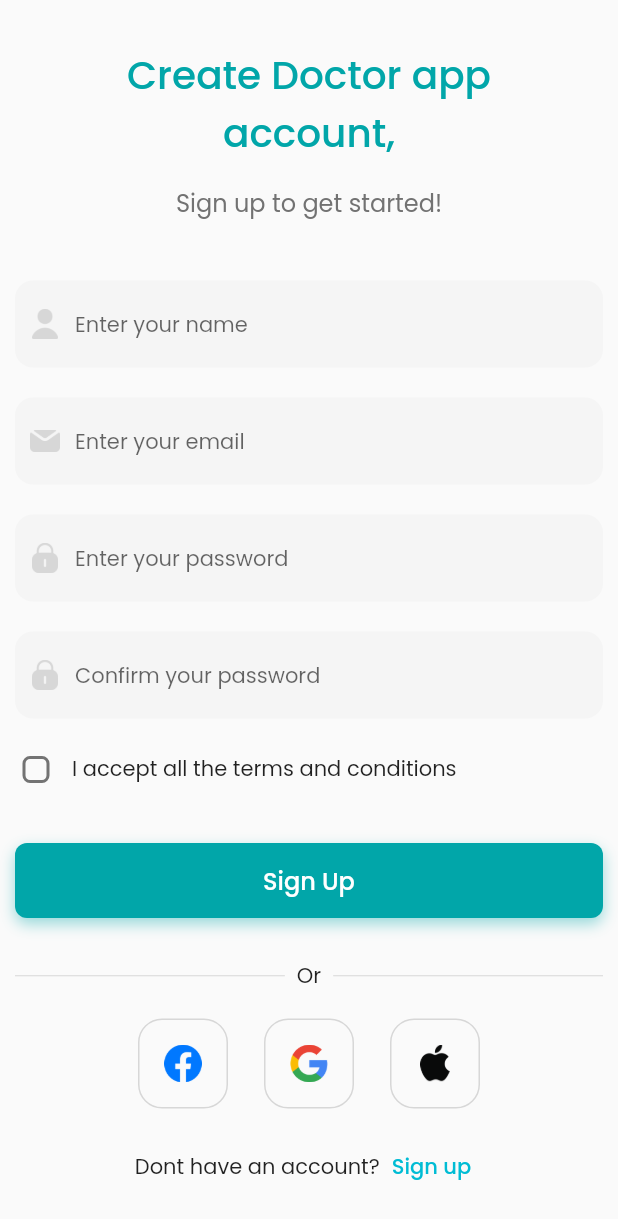
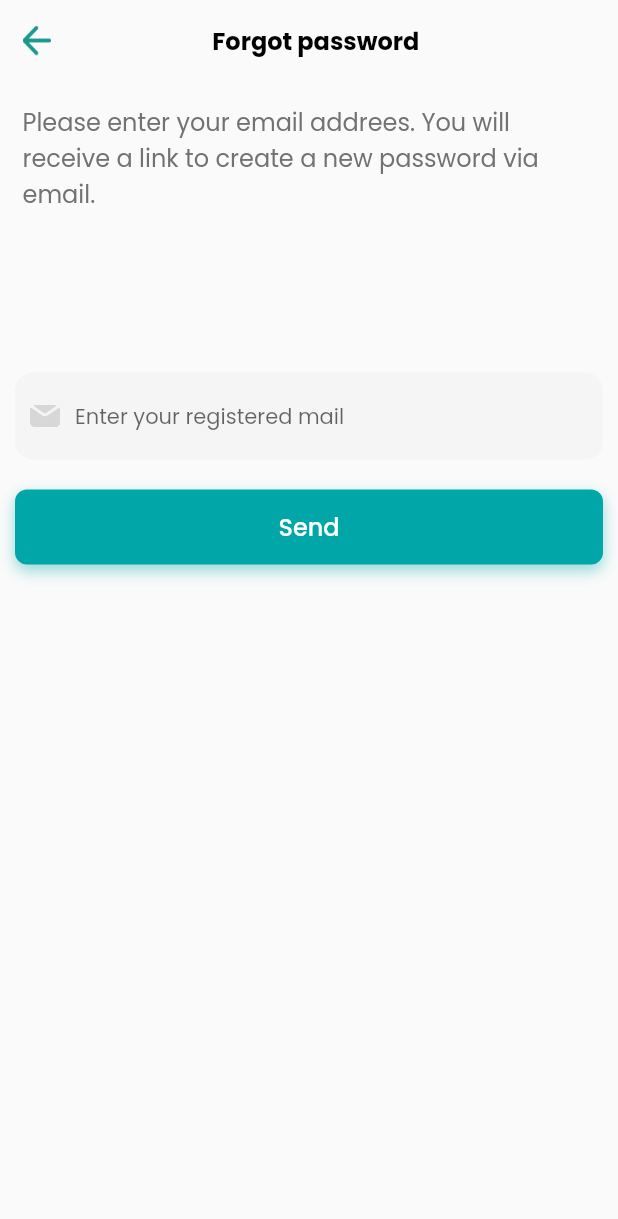
Before and after one commit to akshaydepfz/dobo, a Flutter app: the screen it shows after launch, on a phone screen of 412 x 824 dp. Shown: the top 1219 px of the screen. Run offline on Flutter 3.47's test engine with Material 2 defaults, Android fonts, the phone set to English and light mode, and no system bars; our stand-ins replace flutter_svg, google_fonts, smooth_page_indicator.

Commit message:
Please enter the commit message for your changes. Lines starting with '#' will be ignored, and an empty message aborts the commit.
On branch main
Your branch is up to date with 'origin/main'.

Changes to be committed:
	new file:   assets/icons/arrow_back.png
	modified:   lib/main.dart
	modified:   lib/model/core/assets/app_icons.dart
	new file:   lib/view/forgot_password/screens/forgot_password_screen.dart

```diff
--- a/lib/main.dart
+++ b/lib/main.dart
@@ -1,3 +1,4 @@
+import 'package:dobo/view/forgot_password/screens/forgot_password_screen.dart';
 import 'package:dobo/view/signin/screens/signin_screen.dart';
 import 'package:dobo/view/signin/services/signin_provider.dart';
 import 'package:dobo/view/signup/screens/signup_screen.dart';
@@ -29,7 +30,7 @@ class MyApp extends StatelessWidget {
           textTheme: GoogleFonts.poppinsTextTheme(Theme.of(context).textTheme),
           primarySwatch: Colors.cyan,
         ),
-        home: const SignUpScreen(),
+        home: const ForgotPasswordScreen(),
       ),
     );
   }
--- a/lib/model/core/assets/app_icons.dart
+++ b/lib/model/core/assets/app_icons.dart
@@ -7,4 +7,5 @@ class AppIcons {
   static const String google = 'assets/icons/google.png';
   static const String facebook = 'assets/icons/facebook.png';
   static const String apple = 'assets/icons/apple.png';
+  static const String arrowBack = 'assets/icons/arrow_back.png';
 }
--- /dev/null
+++ b/lib/view/forgot_password/screens/forgot_password_screen.dart
@@ -0,0 +1,62 @@
+import 'package:dobo/common/primary_button.dart';
+import 'package:dobo/common/primary_text_field.dart';
+import 'package:dobo/constants/global_variables.dart';
+import 'package:dobo/model/core/assets/app_icons.dart';
+import 'package:dobo/model/core/style/app_colors.dart';
+import 'package:flutter/material.dart';
+
+class ForgotPasswordScreen extends StatelessWidget {
+  const ForgotPasswordScreen({super.key});
+
+  @override
+  Widget build(BuildContext context) {
+    final width = MediaQuery.of(context).size.width;
+    final height = MediaQuery.of(context).size.height;
+    return Scaffold(
+      body: SafeArea(
+        child: Column(
+          children: [
+            Padding(
+              padding: const EdgeInsets.all(15.0),
+              child: Row(
+                mainAxisAlignment: MainAxisAlignment.spaceBetween,
+                children: [
+                  SizedBox(
+                    height: 20,
+                    child: Image.asset(
+                      AppIcons.arrowBack,
+                    ),
+                  ),
+                  const Text(
+                    'Forgot password',
+                    style: TextStyle(
+                        fontSize: 16,
+                        color: Colors.black,
+                        fontWeight: FontWeight.bold),
+                  ),
+                  GlobalVariabels.horizontal10,
+                ],
+              ),
+            ),
+            const Padding(
+              padding: EdgeInsets.all(15.0),
+              child: Text(
+                'Please enter your email addrees. You will receive a link to create a new password via email.',
+                style: TextStyle(fontSize: 16, color: AppColor.grey4),
+              ),
+            ),
+            SizedBox(
+              height: height * .10,
+            ),
+            PrimaryTextField(
+                width: width,
+                hintText: 'Enter your registered mail',
+                icon: AppIcons.mail,
+                onChanged: (value) {}),
+            PrimaryButton(onTap: () {}, label: 'Send')
+          ],
+        ),
+      ),
+    );
+  }
+}
```
Also changed, not shown: assets/icons/arrow_back.png (added).
